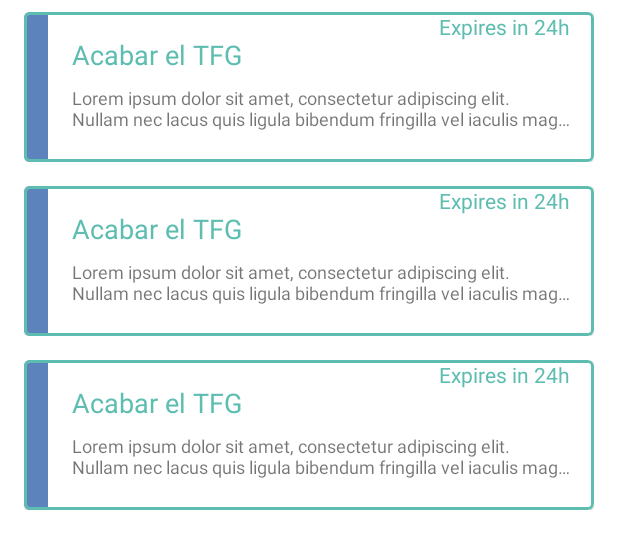
After one commit to TFG-DAM-22-RNP/Daily-it, an Android app: the layout fragment_task_list.xml on its own in the app's theme, with its tools: preview values and no code run, on a phone screen of 412 x 824 dp. The commit adds this screen. Shown: the top 549 px of the screen. Run offline under Robolectric (Android 15) with nearby library versions, the phone set to English and light mode, and no system bars.

Commit message:
Cambios en diseño y nuevos ficheros de fragments y demás

```diff
--- a/app/build.gradle
+++ b/app/build.gradle
@@ -59,7 +59,10 @@ dependencies {
     // When using the BoM, you don't specify versions in Firebase library dependencies
     implementation 'com.google.firebase:firebase-firestore'
     implementation 'com.google.firebase:firebase-storage:20.0.1'
+    implementation 'androidx.legacy:legacy-support-v4:1.0.0'
+    implementation 'androidx.viewpager2:viewpager2:1.0.0'
     testImplementation 'junit:junit:4.+'
     androidTestImplementation 'androidx.test.ext:junit:1.1.3'
     androidTestImplementation 'androidx.test.espresso:espresso-core:3.4.0'
+    implementation 'com.google.android.material:material:1.5.0'
 }
--- /dev/null
+++ b/app/src/main/res/drawable/add.xml
@@ -0,0 +1,5 @@
+<vector android:height="24dp" android:tint="#FFFFFF"
+    android:viewportHeight="24" android:viewportWidth="24"
+    android:width="24dp" xmlns:android="http://schemas.android.com/apk/res/android">
+    <path android:fillColor="@android:color/white" android:pathData="M19,13h-6v6h-2v-6H5v-2h6V5h2v6h6v2z"/>
+</vector>
--- /dev/null
+++ b/app/src/main/res/drawable/before.xml
@@ -0,0 +1,5 @@
+<vector android:autoMirrored="true" android:height="24dp"
+    android:tint="#FFFFFF" android:viewportHeight="24"
+    android:viewportWidth="24" android:width="24dp" xmlns:android="http://schemas.android.com/apk/res/android">
+    <path android:fillColor="@android:color/white" android:pathData="M15.41,7.41L14,6l-6,6 6,6 1.41,-1.41L10.83,12z"/>
+</vector>
--- /dev/null
+++ b/app/src/main/res/drawable/next.xml
@@ -0,0 +1,5 @@
+<vector android:autoMirrored="true" android:height="24dp"
+    android:tint="#FFFFFF" android:viewportHeight="24"
+    android:viewportWidth="24" android:width="24dp" xmlns:android="http://schemas.android.com/apk/res/android">
+    <path android:fillColor="@android:color/white" android:pathData="M10,6L8.59,7.41 13.17,12l-4.58,4.59L10,18l6,-6z"/>
+</vector>
--- a/app/src/main/res/layout/app_bar_main.xml
+++ b/app/src/main/res/layout/app_bar_main.xml
@@ -29,6 +29,7 @@
         android:layout_gravity="bottom|end"
         android:layout_marginEnd="@dimen/fab_margin"
         android:layout_marginBottom="16dp"
-        app:srcCompat="@android:drawable/ic_dialog_email" />
+        app:backgroundTint="@color/greenMain"
+        app:srcCompat="@drawable/add" />
 
 </androidx.coordinatorlayout.widget.CoordinatorLayout>
--- /dev/null
+++ b/app/src/main/res/layout/fragment_task_list.xml
@@ -0,0 +1,18 @@
+<?xml version="1.0" encoding="utf-8"?>
+<androidx.constraintlayout.widget.ConstraintLayout xmlns:android="http://schemas.android.com/apk/res/android"
+    xmlns:app="http://schemas.android.com/apk/res-auto"
+    xmlns:tools="http://schemas.android.com/tools"
+    android:layout_width="match_parent"
+    android:layout_height="match_parent"
+    tools:context=".ui.tasks.TaskListFragment">
+
+    <androidx.recyclerview.widget.RecyclerView
+        android:layout_width="0dp"
+        android:layout_height="0dp"
+        app:layout_constraintBottom_toBottomOf="parent"
+        app:layout_constraintEnd_toEndOf="parent"
+        app:layout_constraintStart_toStartOf="parent"
+        app:layout_constraintTop_toTopOf="parent"
+        tools:listitem="@layout/item_task" />
+
+</androidx.constraintlayout.widget.ConstraintLayout>
--- /dev/null
+++ b/app/src/main/res/layout/item_task.xml
@@ -0,0 +1,78 @@
+<?xml version="1.0" encoding="utf-8"?>
+<androidx.constraintlayout.widget.ConstraintLayout xmlns:android="http://schemas.android.com/apk/res/android"
+    xmlns:app="http://schemas.android.com/apk/res-auto"
+    xmlns:tools="http://schemas.android.com/tools"
+    android:id="@+id/cl_task"
+    android:layout_width="match_parent"
+    android:layout_height="wrap_content"
+    android:paddingStart="16dp"
+    android:paddingTop="8dp"
+    android:paddingEnd="16dp"
+    android:paddingBottom="8dp">
+
+    <com.google.android.material.card.MaterialCardView
+        android:layout_width="0dp"
+        android:layout_height="100dp"
+        android:background="@color/backgroundLight"
+        app:cardCornerRadius="@null"
+        app:layout_constraintBottom_toBottomOf="parent"
+        app:layout_constraintEnd_toEndOf="parent"
+        app:layout_constraintStart_toStartOf="parent"
+        app:layout_constraintTop_toTopOf="parent"
+        app:strokeColor="@color/greenMain"
+        app:strokeWidth="2dp">
+
+        <androidx.constraintlayout.widget.ConstraintLayout
+            android:layout_width="match_parent"
+            android:layout_height="match_parent">
+
+            <View
+                android:id="@+id/category_bar"
+                android:layout_width="16dp"
+                android:layout_height="0dp"
+                android:background="@color/blue"
+                app:layout_constraintBottom_toBottomOf="parent"
+                app:layout_constraintStart_toStartOf="parent"
+                app:layout_constraintTop_toTopOf="parent" />
+
+            <TextView
+                android:id="@+id/textView"
+                android:layout_width="wrap_content"
+                android:layout_height="wrap_content"
+                android:layout_marginStart="16dp"
+                android:layout_marginTop="16dp"
+                android:textColor="@color/color_theme_constrast"
+                android:textSize="18sp"
+                app:layout_constraintStart_toEndOf="@+id/category_bar"
+                app:layout_constraintTop_toTopOf="parent"
+                tools:text="Acabar el TFG" />
+
+            <TextView
+                android:id="@+id/textView5"
+                android:layout_width="0dp"
+                android:layout_height="0dp"
+                android:layout_marginTop="8dp"
+                android:layout_marginEnd="16dp"
+                android:layout_marginBottom="16dp"
+                android:ellipsize="end"
+                android:maxLines="2"
+                android:textAlignment="viewStart"
+                android:textSize="12sp"
+                app:layout_constraintBottom_toBottomOf="parent"
+                app:layout_constraintEnd_toEndOf="parent"
+                app:layout_constraintStart_toStartOf="@+id/textView"
+                app:layout_constraintTop_toBottomOf="@+id/textView"
+                tools:text="Lorem ipsum dolor sit amet, consectetur adipiscing elit. Nullam nec lacus quis ligula bibendum fringilla vel iaculis magna. Proin interdum diam id feugiat laoreet. Vivamus sodales enim consectetur diam finibus ullamcorper. Fusce leo est, rhoncus imperdiet ante non, commodo rhoncus nisl. Nullam nec gravida est. Etiam ullamcorper lacus nunc, eget condimentum augue tincidunt a." />
+
+            <TextView
+                android:id="@+id/textView6"
+                android:layout_width="wrap_content"
+                android:layout_height="wrap_content"
+                android:textColor="@color/color_theme_constrast"
+                app:layout_constraintEnd_toEndOf="@+id/textView5"
+                tools:layout_editor_absoluteY="20dp"
+                tools:text="Expires in 24h" />
+
+        </androidx.constraintlayout.widget.ConstraintLayout>
+    </com.google.android.material.card.MaterialCardView>
+</androidx.constraintlayout.widget.ConstraintLayout>
--- a/app/src/main/res/values-night/colors.xml
+++ b/app/src/main/res/values-night/colors.xml
@@ -3,4 +3,7 @@
     <color name="white">#ECECEC</color>
     <color name="separatorGrey">#717171</color>
     <color name="color_theme_background">#2e2e2e</color>
+    <color name="color_theme_constrast">#FFFFFF</color>
+    <color name="color_over_constrast">#5DBDB0</color>
+    <color name="backgroundLight">#3A3A3A</color>
 </resources>
--- a/app/src/main/res/values/strings.xml
+++ b/app/src/main/res/values/strings.xml
@@ -14,4 +14,7 @@
     <string name="password">Password</string>
     <string name="log_out">Log out</string>
     <string name="server_id" translatable="false">827759519524-tvofk1lrd094v7vbt8pek565fq2ndu4p.apps.googleusercontent.com</string>
+    <!-- TODO: Remove or change this placeholder text -->
+    <string name="hello_blank_fragment">Hello blank fragment</string>
+    <string name="doing">Doing</string>
 </resources>
```
Also changed, not shown: app/src/main/java/rafael/ninoles/parra/dailyit/MainActivity.java (+7 -13 lines), app/src/main/java/rafael/ninoles/parra/dailyit/ui/tasks/TaskListFragment.java (added, +66 -0 lines), app/src/main/java/rafael/ninoles/parra/dailyit/ui/tasks/TasksFragment.java (added, +66 -0 lines), app/src/main/res/layout/fragment_tasks.xml (added, +116 -0 lines), app/src/main/res/layout/nav_header_main.xml (+13 -9 lines), app/src/main/res/menu/activity_main_drawer.xml (+5 -2 lines), app/src/main/res/values/colors.xml (+11 -7 lines).
